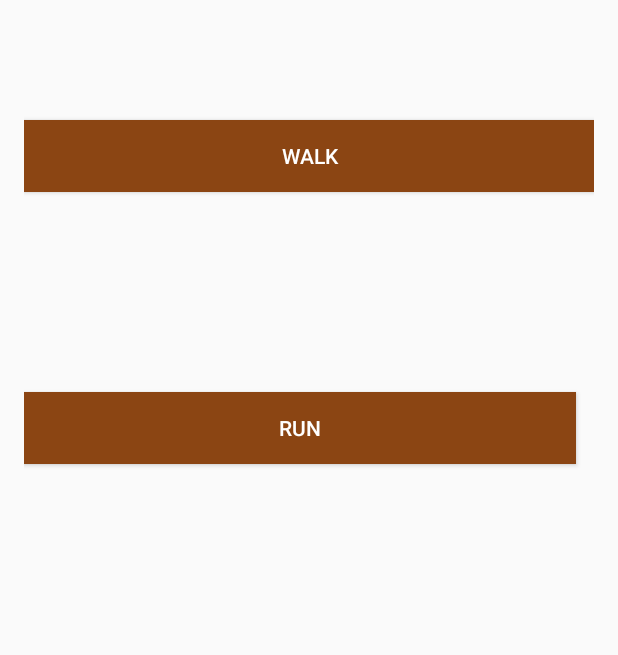
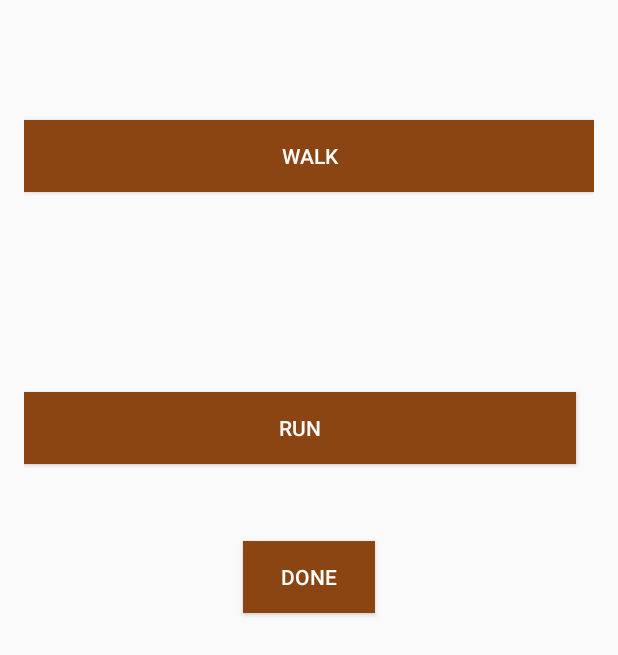
Before and after one commit to bkommineni/Activity-Recognition-Using-Sensordata, an Android app: the MainActivity screen opened directly, with no data from a screen before it, on a phone screen of 412 x 824 dp. Shown: the top 655 px of the screen. Run offline under Robolectric (Android 15) with nearby library versions, the light colour scheme and no system bars; our stand-ins replace Volley; libraries missing offline, so code that uses them is left out: com.ubhave.datahandler, com.ubhave.sensormanager; 1 statement that could not run was skipped.

Commit message:
added done button

```diff
--- a/DemoDataManager/app/src/main/java/com/emotionsense/demo/data/MainActivity.java
+++ b/DemoDataManager/app/src/main/java/com/emotionsense/demo/data/MainActivity.java
@@ -113,6 +113,7 @@ public class MainActivity extends Activity
                 JSONObject jsonSensorData = pullThreads[i].call();
                 jsonSensorData.put("userid", userId);
                 jsonSensorData.put("label","running");
+                Log.d("Sensor Data", jsonSensorData.getString("userid"));
                 view.findViewById(R.id.Run).setBackgroundColor(Color.parseColor("#8b4513"));
                 sendFunction(LINK_TO_SERVER,jsonSensorData);
             }
@@ -162,4 +163,9 @@ public class MainActivity extends Activity
 	protected void onDestroy() {
 		super.onDestroy();
 	}
+
+    public void logout(View view) {
+        Intent intent = new Intent(this, UsernameActivity.class);
+        startActivity(intent);
+    }
 }
--- a/DemoDataManager/app/src/main/res/layout/activity_main.xml
+++ b/DemoDataManager/app/src/main/res/layout/activity_main.xml
@@ -32,4 +32,16 @@
         android:layout_alignParentEnd="true"
         android:background="#8b4513"
         android:layout_marginEnd="12dp" />
+
+    <Button
+        android:id="@+id/button2"
+        android:layout_width="wrap_content"
+        android:layout_height="wrap_content"
+        android:text="@string/done"
+        android:textColor="#ffffff"
+        android:onClick="logout"
+        android:layout_marginTop="51dp"
+        android:layout_below="@+id/Run"
+        android:layout_centerHorizontal="true"
+        android:background="#8b4513"/>
 </RelativeLayout>
--- a/DemoDataManager/app/src/main/res/layout/activity_username.xml
+++ b/DemoDataManager/app/src/main/res/layout/activity_username.xml
@@ -31,6 +31,7 @@
         app:layout_constraintTop_toTopOf="parent"
         android:layout_marginTop="8dp"
         android:layout_marginLeft="8dp"
+        android:textColor="#ffffff"
         app:layout_constraintLeft_toLeftOf="parent"
         android:layout_marginRight="8dp"
         app:layout_constraintRight_toRightOf="parent"
--- a/DemoDataManager/app/src/main/res/values/strings.xml
+++ b/DemoDataManager/app/src/main/res/values/strings.xml
@@ -6,5 +6,6 @@
     <string name="run">run</string>
     <string name="enter_your_usf_username">Enter your USF Username</string>
     <string name="let_s_start_walking_running">Let\'s start walking/running!</string>
+    <string name="done">Done</string>
 
 </resources>
```
Also changed, not shown: 2 other files.
